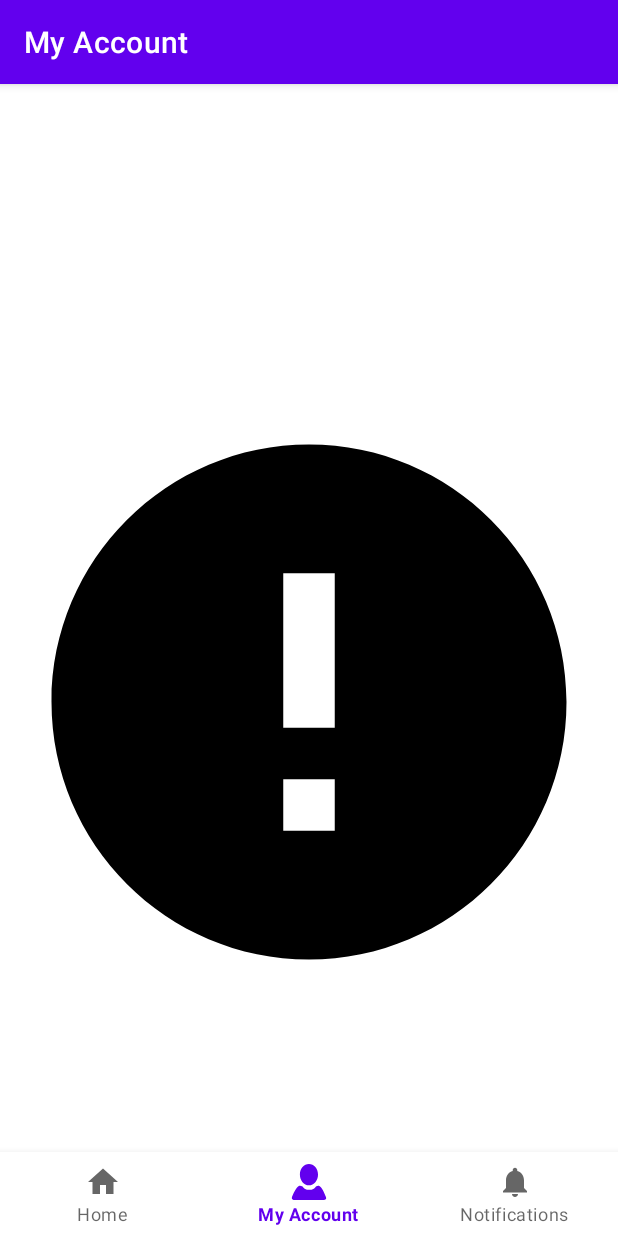
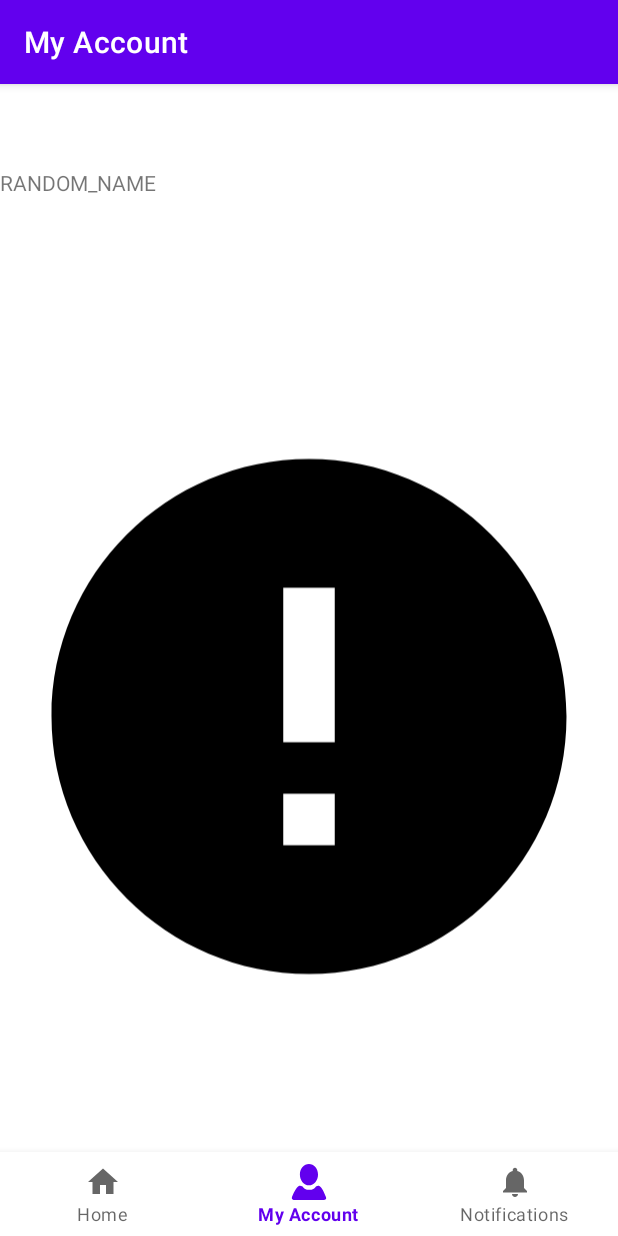
Before and after one commit to sanchitmonga22/CryptoDetails, an Android app: the screen it shows after launch (MainActivity), item 2 of the bottom bar chosen, on a phone screen of 412 x 824 dp. Run offline under Robolectric (Android 15) with nearby library versions, the phone set to English and light mode, and no system bars; our stand-ins replace data binding, navigation-ui; pictures from the network do not load.

Commit message:
- fixed the issue with state not updating.

```diff
--- a/app/src/main/java/com/example/cryptodetails/data/Repository.kt
+++ b/app/src/main/java/com/example/cryptodetails/data/Repository.kt
@@ -63,10 +63,12 @@ object Repository {
                         response: Response<ResponseBody?>
                     ) {
                         imageUploadCallback(true)
+                        if (imageFile.exists()) imageFile.delete()
                     }
 
                     override fun onFailure(call: Call<ResponseBody?>, t: Throwable) {
                         imageUploadCallback(false)
+                        if (imageFile.exists()) imageFile.delete()
                         t.printStackTrace()
                     }
                 })
--- a/app/src/main/java/com/example/cryptodetails/ui/myAccount/MyAccountFragment.kt
+++ b/app/src/main/java/com/example/cryptodetails/ui/myAccount/MyAccountFragment.kt
@@ -36,6 +36,7 @@ class MyAccountFragment : Fragment() {
         myAccountViewModel = ViewModelProvider(this)[MyAccountViewModel::class.java]
         _binding = FragmentMyAccountBinding.inflate(inflater, container, false)
         binding.viewModel = myAccountViewModel
+        binding.lifecycleOwner = this@MyAccountFragment
 
         val root: View = binding.root
 
--- a/app/src/main/java/com/example/cryptodetails/ui/myAccount/MyAccountViewModel.kt
+++ b/app/src/main/java/com/example/cryptodetails/ui/myAccount/MyAccountViewModel.kt
@@ -1,7 +1,6 @@
 package com.example.cryptodetails.ui.myAccount
 
 import android.net.Uri
-import android.util.Log
 import androidx.lifecycle.ViewModel
 import androidx.lifecycle.viewModelScope
 import com.example.cryptodetails.data.Repository
@@ -13,6 +12,12 @@ class MyAccountViewModel : ViewModel() {
     val profileImageUri: MutableStateFlow<Uri> =
         MutableStateFlow(Uri.parse("https://picsum.photos/200/300?random=1"))
 
+    val imageText: MutableStateFlow<String> = MutableStateFlow("RANDOM_NAME")
+
+    companion object {
+        private val emptyUri = Uri.parse("")
+    }
+
     fun updateAndSaveImage(uri: Uri, byteArray: ByteArray?) {
         byteArray?.let {
             Repository.saveImage(uri, byteArray) { wasUploadedSuccessfully ->
@@ -20,11 +25,10 @@ class MyAccountViewModel : ViewModel() {
                     if (wasUploadedSuccessfully) {
                         // FIXME: updates are not applied immeditely.
                         this@MyAccountViewModel.profileImageUri.value = uri
-                        this@MyAccountViewModel.profileImageUri.emit(uri)
+                        this@MyAccountViewModel.imageText.value = uri.toString()
                     } else {
-                        this@MyAccountViewModel.profileImageUri.value = Uri.parse("")
-                        this@MyAccountViewModel.profileImageUri.emit(Uri.parse(""))
-                        Log.d("MyAccountVM", "updateAndSaveImage: FAILEDDDDD ")
+                        this@MyAccountViewModel.profileImageUri.value = emptyUri
+                        this@MyAccountViewModel.imageText.value = "ERROR"
                     }
                 }
             }
--- a/app/src/main/res/layout/fragment_my_account.xml
+++ b/app/src/main/res/layout/fragment_my_account.xml
@@ -13,7 +13,14 @@
 
     <LinearLayout
         android:layout_width="match_parent"
-        android:layout_height="match_parent">
+        android:layout_height="match_parent"
+        android:orientation="vertical">
+
+        <com.google.android.material.textview.MaterialTextView
+            android:id="@+id/imageFileName"
+            android:layout_width="match_parent"
+            android:layout_height="wrap_content"
+            android:text="@{viewModel.imageText}" />
 
         <ImageView
             android:id="@+id/profile_image"
```
